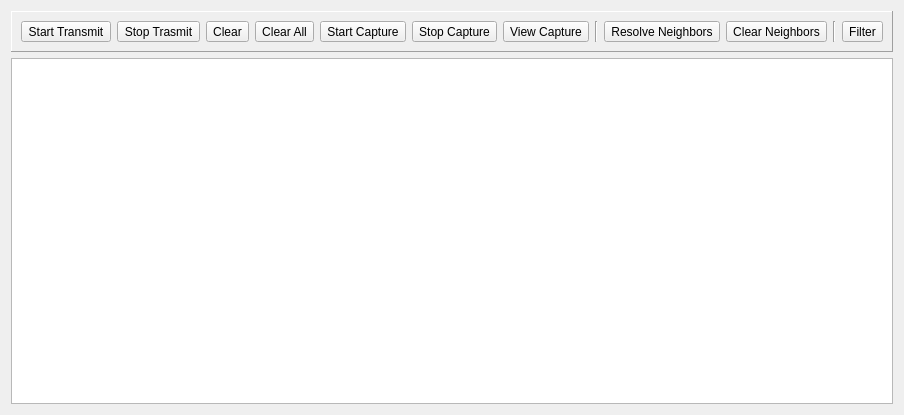
pstavirs/ostinato, file client/portstatswindow.ui: the form before one commit.
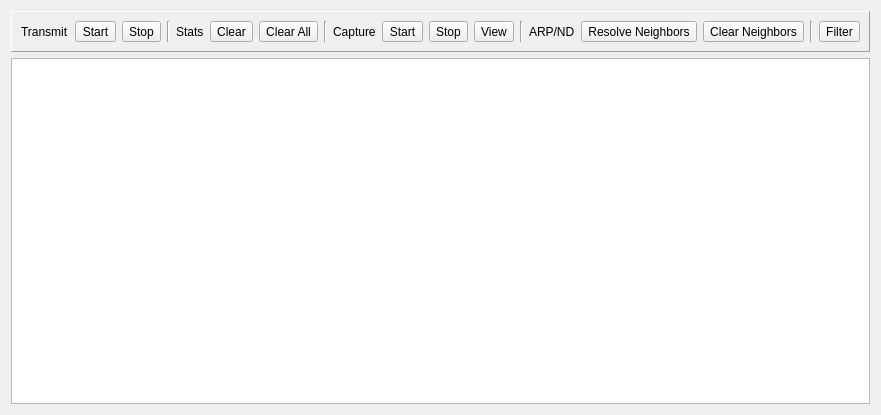
The form after the commit. Icons and pictures are not drawn.

Commit message: UX: Add category labels to Port Stats Window toolbar

The edit to the form file:
```diff
--- a/client/portstatswindow.ui
+++ b/client/portstatswindow.ui
@@ -23,15 +23,22 @@
      </property>
      <layout class="QHBoxLayout" >
       <item>
-       <widget class="QToolButton" name="tbStartTransmit" >
-        <property name="toolTip" >
+       <widget class="QLabel" name="label">
+        <property name="text">
+         <string>Transmit</string>
+        </property>
+       </widget>
+      </item>
+      <item>
+       <widget class="QToolButton" name="tbStartTransmit">
+        <property name="toolTip">
          <string>Start Tx</string>
         </property>
         <property name="statusTip" >
          <string>Starts transmit on selected port(s)</string>
         </property>
-        <property name="text" >
-         <string>Start Transmit</string>
+        <property name="text">
+         <string>Start</string>
         </property>
         <property name="icon" >
          <iconset resource="ostinato.qrc" >:/icons/control_play.png</iconset>
@@ -46,8 +53,8 @@
         <property name="statusTip" >
          <string>Stops transmit on selected port(s)</string>
         </property>
-        <property name="text" >
-         <string>Stop Trasmit</string>
+        <property name="text">
+         <string>Stop</string>
         </property>
         <property name="icon" >
          <iconset resource="ostinato.qrc" >:/icons/control_stop.png</iconset>
@@ -55,8 +62,22 @@
        </widget>
       </item>
       <item>
-       <widget class="QToolButton" name="tbClear" >
-        <property name="toolTip" >
+       <widget class="Line" name="line_2">
+        <property name="orientation">
+         <enum>Qt::Vertical</enum>
+        </property>
+       </widget>
+      </item>
+      <item>
+       <widget class="QLabel" name="label_2">
+        <property name="text">
+         <string>Stats</string>
+        </property>
+       </widget>
+      </item>
+      <item>
+       <widget class="QToolButton" name="tbClear">
+        <property name="toolTip">
          <string>Clear Selected Port Stats</string>
         </property>
         <property name="statusTip" >
@@ -87,15 +108,29 @@
        </widget>
       </item>
       <item>
-       <widget class="QToolButton" name="tbStartCapture" >
-        <property name="toolTip" >
+       <widget class="Line" name="line_3">
+        <property name="orientation">
+         <enum>Qt::Vertical</enum>
+        </property>
+       </widget>
+      </item>
+      <item>
+       <widget class="QLabel" name="label_3">
+        <property name="text">
+         <string>Capture</string>
+        </property>
+       </widget>
+      </item>
+      <item>
+       <widget class="QToolButton" name="tbStartCapture">
+        <property name="toolTip">
          <string>Start Capture</string>
         </property>
         <property name="statusTip" >
          <string>Captures packets on the selected port(s)</string>
         </property>
-        <property name="text" >
-         <string>Start Capture</string>
+        <property name="text">
+         <string>Start</string>
         </property>
         <property name="icon" >
          <iconset resource="ostinato.qrc" >:/icons/sound_none.png</iconset>
@@ -110,8 +145,8 @@
         <property name="statusTip" >
          <string>End capture on selecteed port(s)</string>
         </property>
-        <property name="text" >
-         <string>Stop Capture</string>
+        <property name="text">
+         <string>Stop</string>
         </property>
         <property name="icon" >
          <iconset resource="ostinato.qrc" >:/icons/sound_mute.png</iconset>
@@ -126,8 +161,8 @@
         <property name="statusTip" >
          <string>View captured packets on selected port(s)</string>
         </property>
-        <property name="text" >
-         <string>View Capture</string>
+        <property name="text">
+         <string>View</string>
         </property>
         <property name="icon" >
          <iconset resource="ostinato.qrc" >:/icons/magnifier.png</iconset>
@@ -142,8 +177,15 @@
        </widget>
       </item>
       <item>
-       <widget class="QToolButton" name="tbResolveNeighbors" >
-        <property name="toolTip" >
+       <widget class="QLabel" name="label_4">
+        <property name="text">
+         <string>ARP/ND</string>
+        </property>
+       </widget>
+      </item>
+      <item>
+       <widget class="QToolButton" name="tbResolveNeighbors">
+        <property name="toolTip">
          <string>Resolve Neighbors</string>
         </property>
         <property name="statusTip" >
```
Left out of the diff: 137 changed lines with no effect on the pictures.
